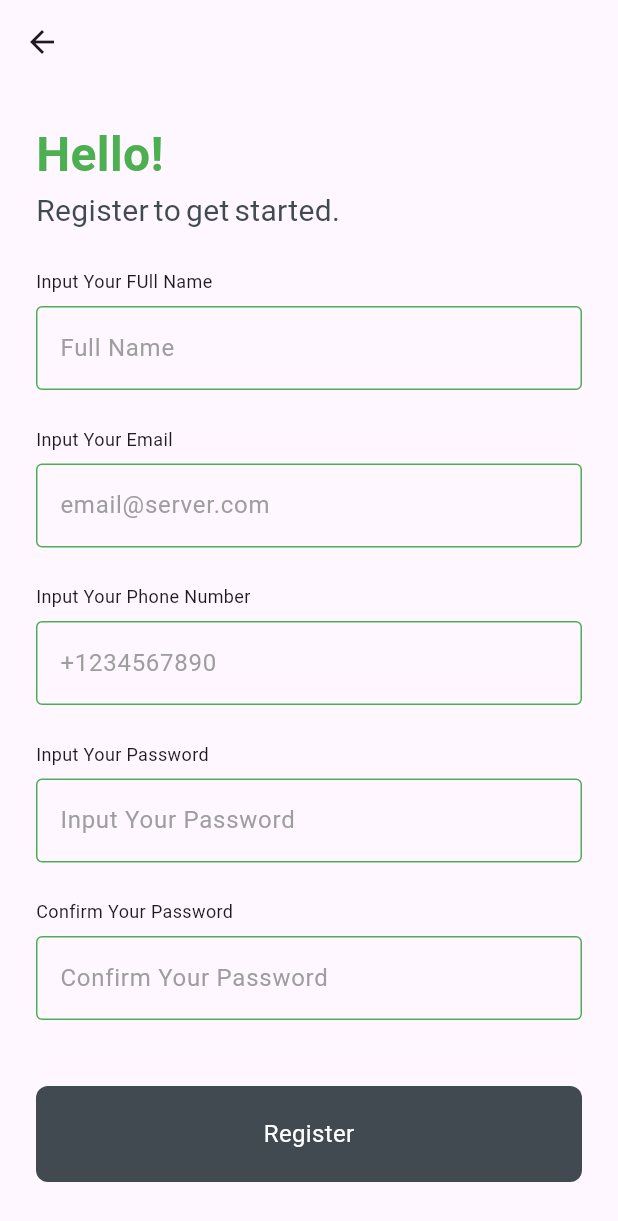
After one commit to olumuyiwaa/fatherland-money, a Flutter app: the screen it shows after launch, after a tap on "Register", on a phone screen of 412 x 824 dp. The commit adds this screen. Shown: the top 1221 px of the screen. Run offline on Flutter 3.47's test engine with Material 3 defaults, Android fonts, the phone set to English and light mode, and no system bars; our stand-ins replace fl_chart.

Commit message:
Created Registration page

```diff
--- /dev/null
+++ b/lib/auth/register.dart
@@ -0,0 +1,99 @@
+// ignore_for_file: prefer_const_constructors
+
+import 'package:fintech/utilities/button_big.dart';
+import 'package:fintech/utilities/input_field.dart';
+import 'package:flutter/material.dart';
+
+class Register extends StatelessWidget {
+  Register({super.key});
+  final fullname = TextEditingController();
+  final email = TextEditingController();
+  final password = TextEditingController();
+  final confirmPassword = TextEditingController();
+  final phone = TextEditingController();
+  @override
+  Widget build(BuildContext context) {
+    return Scaffold(
+      appBar: AppBar(),
+      body: Padding(
+        padding: EdgeInsets.all(24),
+        child: ListView(
+          children: [
+            Column(
+              crossAxisAlignment: CrossAxisAlignment.start,
+              children: [
+                Text(
+                  'Hello!',
+                  style: TextStyle(
+                      color: Colors.green,
+                      fontSize: 32,
+                      fontWeight: FontWeight.w600,
+                      wordSpacing: -2),
+                ),
+                Text(
+                  'Register to get started.',
+                  style: TextStyle(
+                      fontSize: 20,
+                      wordSpacing: -2,
+                      color: Color.fromARGB(224, 38, 50, 56)),
+                ),
+              ],
+            ),
+            SizedBox(
+              height: 12,
+            ),
+            Inputfield(
+                inputHintText: "Full Name",
+                inputTitle: "Input Your FUll Name",
+                textObscure: false,
+                textControler: fullname),
+            Inputfield(
+                inputHintText: "email@server.com",
+                inputTitle: "Input Your Email",
+                textObscure: false,
+                textControler: email),
+            Inputfield(
+                inputHintText: "+1234567890",
+                inputTitle: "Input Your Phone Number",
+                textObscure: false,
+                textControler: phone),
+            Inputfield(
+                inputHintText: "Input Your Password",
+                inputTitle: "Input Your Password",
+                textObscure: true,
+                textControler: password),
+            Inputfield(
+                inputHintText: "Confirm Your Password",
+                inputTitle: "Confirm Your Password",
+                textObscure: true,
+                textControler: confirmPassword),
+            ButtonBig(buttonText: "Register"),
+            SizedBox(
+              height: 12,
+            ),
+            Column(
+              crossAxisAlignment: CrossAxisAlignment.start,
+              children: [
+                Text(
+                  "Already have an account?",
+                  style: TextStyle(
+                      fontSize: 14,
+                      wordSpacing: -2,
+                      color: Color.fromARGB(224, 38, 50, 56)),
+                ),
+                Text(
+                  'Login Now',
+                  style: TextStyle(
+                      fontSize: 18,
+                      wordSpacing: -2,
+                      fontWeight: FontWeight.w500,
+                      color: Colors.green),
+                ),
+              ],
+            ),
+          ],
+        ),
+      ),
+    );
+  }
+}
--- a/lib/welcome.dart
+++ b/lib/welcome.dart
@@ -1,4 +1,6 @@
 // ignore_for_file: prefer_const_constructors
+
+import '../auth/register.dart';
 
 import '../auth/login.dart';
 import '../utilities/button_big.dart';
@@ -34,7 +36,14 @@ class Welcome extends StatelessWidget {
                 },
                 child: ButtonBig(buttonText: 'Login'),
               ),
-              Padding(
+              GestureDetector(
+                onTap: () {
+                  Navigator.push(
+                    context,
+                    MaterialPageRoute(builder: (context) => Register()),
+                  );
+                },
+                child: Padding(
                   padding: const EdgeInsets.only(bottom: 12),
                   child: Container(
                     height: 64,
@@ -58,6 +67,7 @@ class Welcome extends StatelessWidget {
                     ),
                   ),
                 ),
+              )
             ],
           ),
         ),
--- a/pubspec.yaml
+++ b/pubspec.yaml
@@ -37,7 +37,6 @@ dependencies:
   cupertino_icons: ^1.0.6
   fl_chart: ^0.69.0
   intl: ^0.19.0
-  firebase_auth: ^5.2.1
 
 dev_dependencies:
   flutter_test:
```
Also changed, not shown: pubspec.lock, 3 other files. Lines whose indentation alone changed are shown as unchanged.
